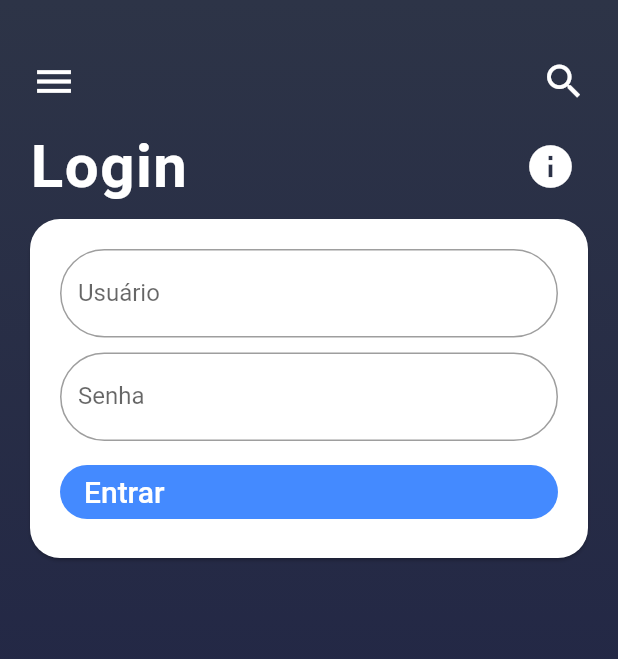
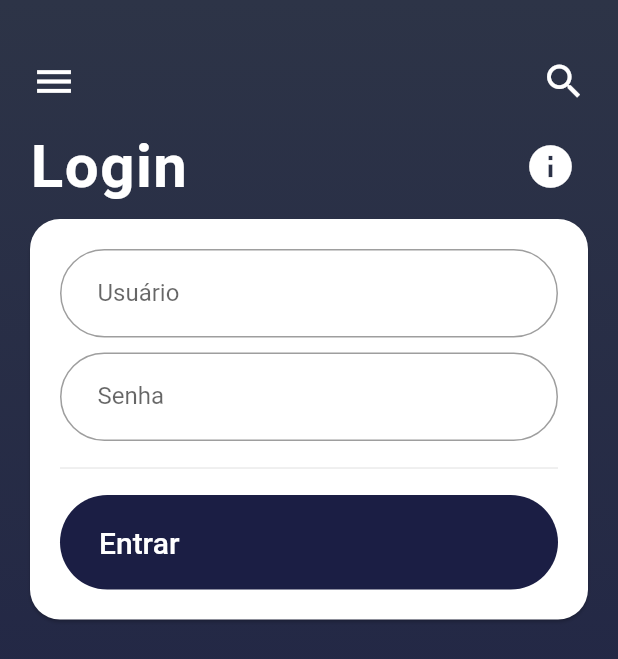
Before and after one commit to marcoafsilva/adota_pet, a Flutter app: the CustomDrawer widget shown alone on an empty page, opened directly, after a tap on "Login", on a phone screen of 412 x 824 dp. Shown: the top 659 px of the screen. Run offline on Flutter 3.47's test engine with Material 2 defaults, Android fonts, the phone set to English and light mode, and no system bars; our stand-ins replace carousel_slider; missing offline and left inert: dropdownfield, screen; network calls fail.

```diff
--- a/lib/helpers/buttons.dart
+++ b/lib/helpers/buttons.dart
@@ -2,12 +2,33 @@ import 'package:flutter/material.dart';
 
 class ButtonsHelper {
 
-  static FlatButton roundedBtn({label, action, icon, fontSize}) {
+  static FlatButton roundedBtn({label, action, icon, fontSize, size}) {
+
+    var _horizontalPadding = 10.0;
+    var _verticalPadding = 20.0;
+
+    switch (size) {
+      case 'sm':
+        _horizontalPadding = 5.0;
+        _verticalPadding = 0.0;
+        break;
+
+      case 'md':
+        _horizontalPadding = 10.0;
+        _verticalPadding = 10.0;
+        break;
+    }
+
     return FlatButton(
       onPressed: () =>action,
-      color: Colors.blueAccent,
+      color: Color(0xFF1b1e44),
       shape: RoundedRectangleBorder(
-        borderRadius: BorderRadius.circular(20.0)
+        borderRadius: BorderRadius.circular(50.0)
+      ),
+      child: Padding(
+        padding: EdgeInsets.symmetric(
+          horizontal: _horizontalPadding,
+          vertical: _verticalPadding
         ),
         child: Row(
           children: <Widget>[
@@ -22,6 +43,7 @@ class ButtonsHelper {
             ),
           ],
         ),
+      )
     );
   }
 }
--- a/lib/main.dart
+++ b/lib/main.dart
@@ -34,7 +34,7 @@ class MyApp extends StatelessWidget {
         AnimalsListPage.routeName: (context) => new AnimalsListPage()
       },
       home: RootPage(),
-      // home: SignUpPage(),
+      // home: DetailsPage(animal: animalsCarouselList[0],),
     );
   }
 }
--- a/lib/views/sign_in_page.dart
+++ b/lib/views/sign_in_page.dart
@@ -42,6 +42,8 @@ class _SignInPageState extends State<SignInPage> {
             SizedBox(height: 10.0),
             _passwordField(),
             SizedBox(height: 10.0),
+            Divider(),
+            SizedBox(height: 10.0),
             ButtonsHelper.roundedBtn(
               label: 'Entrar',
               fontSize: 20.0
--- a/lib/views/sign_up_page.dart
+++ b/lib/views/sign_up_page.dart
@@ -71,6 +71,8 @@ class _SignUpPageState extends State<SignUpPage> {
             SizedBox(height: 10.0),
             _passwordField(),
             SizedBox(height: 10.0),
+            Divider(),
+            SizedBox(height: 10.0),
             ButtonsHelper.roundedBtn(
               label: 'Cadastrar!',
               fontSize: 20.0
--- a/lib/widgets/custom_drawer.dart
+++ b/lib/widgets/custom_drawer.dart
@@ -48,6 +48,16 @@ class _CustomDrawerState extends State<CustomDrawer> {
     String _userMail = 'marcoaurelio.fs@hotmail.com';
 
     return UserAccountsDrawerHeader(
+      decoration: BoxDecoration(
+        gradient: LinearGradient(
+          colors: [
+            Color(0xFF1b1e44),
+            Color(0xFF2d3447),
+          ],
+          begin: Alignment.bottomCenter,
+          end: Alignment.topCenter,
+        )
+      ),
       accountName: Text(_userName),
       accountEmail: Text(_userMail),
       currentAccountPicture:
@@ -55,12 +65,18 @@ class _CustomDrawerState extends State<CustomDrawer> {
     );
   }
 
-  Widget _menuItem({String title, action, icon = null}) {
+  Widget _menuItem({String title, action, icon}) {
     return ListTile(
       title: Row(
         children: <Widget>[
-          icon != null ? Padding(padding: EdgeInsets.only(right: 10.0), child: Icon(icon),) : Text(''),
-          Text(title)
+          Icon(icon, color: Color(0xFF1b1e44),),
+          SizedBox(width: 10.0),
+          Text(
+            title,
+            style: TextStyle(
+              color: Color(0xFF1b1e44)
+            ),
+          )
         ],
       ),
       onTap: () => Redirect.popUp(context, action),
--- a/lib/widgets/text_input_field.dart
+++ b/lib/widgets/text_input_field.dart
@@ -19,6 +19,10 @@ class _TextInputFieldState extends State<TextInputField> {
   Widget build(BuildContext context) {
     return TextFormField(
       decoration: InputDecoration(
+        contentPadding: EdgeInsets.symmetric(
+          vertical: 20.0,
+          horizontal: 25.0,
+        ),
         labelText: widget.label,
         border: OutlineInputBorder(
           borderSide: BorderSide(
```
Also changed, not shown: lib/views/details_page.dart (+12 -5 lines), lib/views/root_page.dart (+62 -16 lines), lib/widgets/card_scroll.dart (+4 -3 lines). Lines whose indentation alone changed are shown as unchanged.
